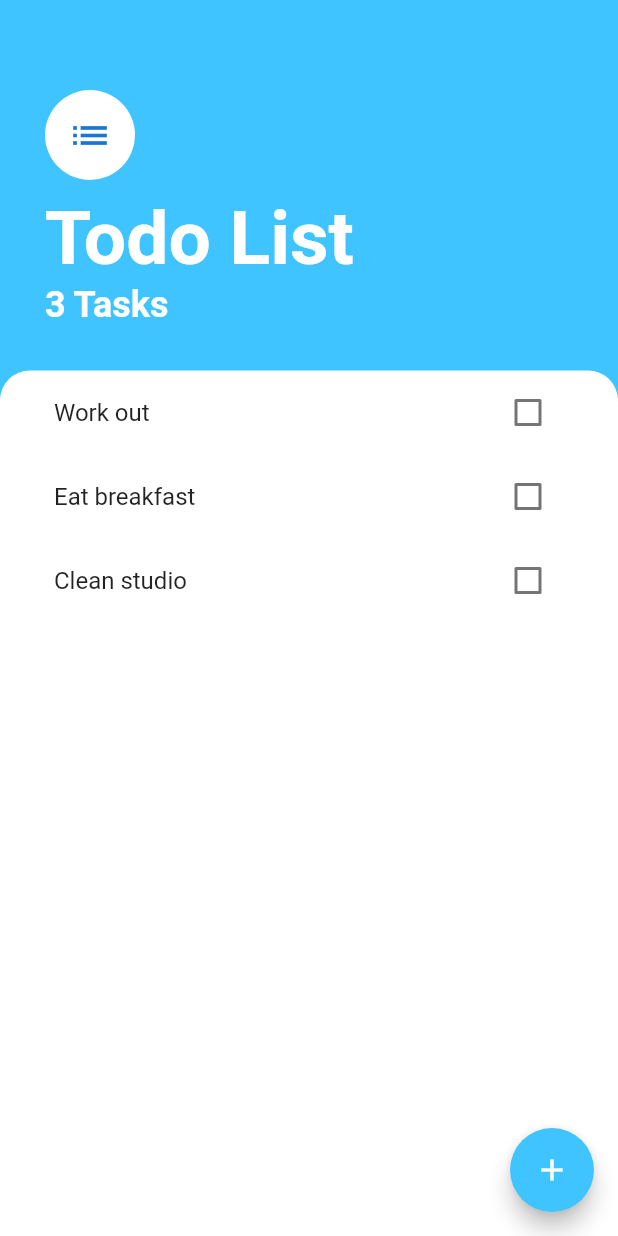
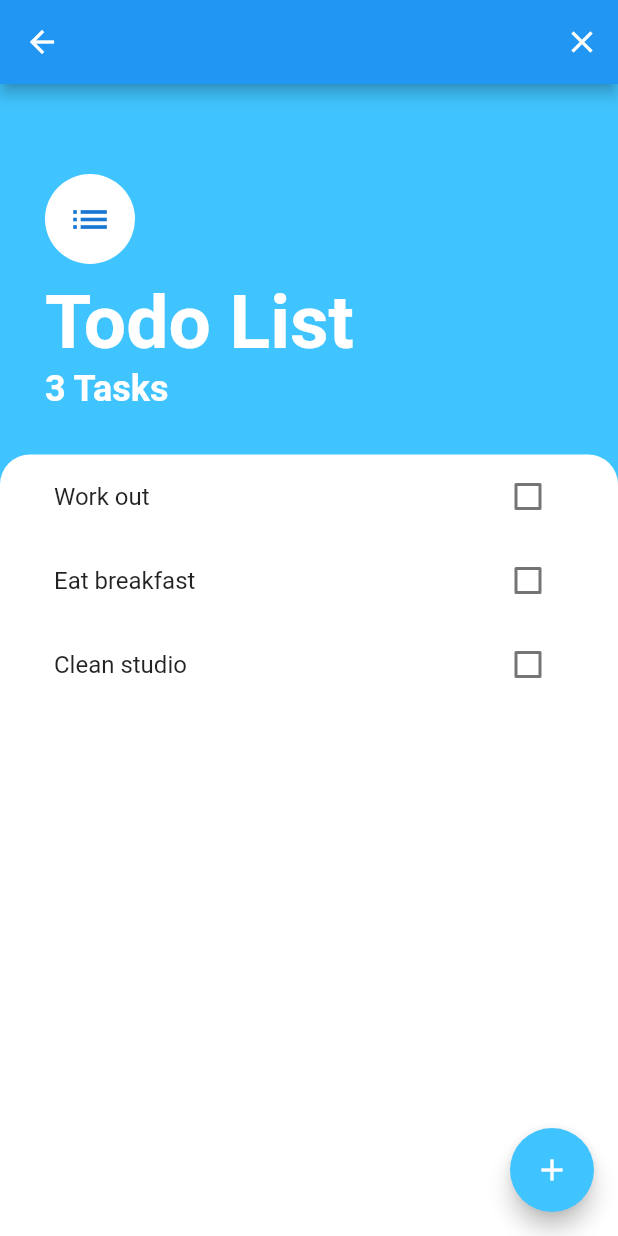
Before and after one commit to derekdotdev/TodoList-Flutter, a Flutter app: the TasksScreen screen opened by its route, on a phone screen of 412 x 824 dp. Run offline on Flutter 3.47's test engine with Material 2 defaults, Android fonts, the phone set to English and light mode, and no system bars; our stand-ins replace cloud_firestore, firebase_auth, firebase_core, modal_progress_hud_nsn; accounts and stored records are empty.

Commit message:
Add user email to task and simultaneously push to firestore while adding task to tasks list.

```diff
--- a/lib/models/task.dart
+++ b/lib/models/task.dart
@@ -1,8 +1,9 @@
 class Task {
   final String name;
+  final String user;
   bool isDone;
 
-  Task({required this.name, this.isDone = false});
+  Task({required this.name, required this.user, this.isDone = false});
 
   void toggleDone() {
     isDone = !isDone;
--- a/lib/models/task_data.dart
+++ b/lib/models/task_data.dart
@@ -1,12 +1,16 @@
+import 'package:cloud_firestore/cloud_firestore.dart';
+
 import 'task.dart';
 import 'dart:collection';
 import 'package:flutter/foundation.dart';
 
+final _firestore = FirebaseFirestore.instance;
+
 class TaskData extends ChangeNotifier {
   final List<Task> _tasks = [
-    Task(name: 'Work out'),
-    Task(name: 'Eat breakfast'),
-    Task(name: 'Clean studio'),
+    Task(name: 'Work out', user: 'derek@derek.com'),
+    Task(name: 'Eat breakfast', user: 'derek@derek.com'),
+    Task(name: 'Clean studio', user: 'derek@derek.com'),
   ];
 
   UnmodifiableListView<Task>? get tasks {
@@ -17,8 +21,13 @@ class TaskData extends ChangeNotifier {
     return _tasks.length;
   }
 
-  void addTask(String newTaskTitle) {
-    final task = Task(name: newTaskTitle);
+  void addTask(String newTaskTitle, String userEmail) {
+    final task = Task(name: newTaskTitle, user: userEmail);
+    _firestore.collection('tasks').add({
+      'sender': task.user,
+      'text': task.name,
+      'timestamp': FieldValue.serverTimestamp(),
+    });
     _tasks.add(task);
     notifyListeners();
   }
--- a/lib/screens/add_task_screen.dart
+++ b/lib/screens/add_task_screen.dart
@@ -1,12 +1,14 @@
 import 'package:flutter/material.dart';
 import 'package:provider/provider.dart';
+import 'package:firebase_auth/firebase_auth.dart';
 import 'package:todo_flutter/models/task_data.dart';
 
 class AddTaskScreen extends StatelessWidget {
   static const String id = '/add-task-screen';
   final Function addTaskCallback;
+  final String? userEmail;
 
-  AddTaskScreen(this.addTaskCallback, {Key? key}) : super(key: key);
+  AddTaskScreen(this.addTaskCallback, this.userEmail);
   String newTaskTitle = '';
 
   @override
@@ -56,7 +58,7 @@ class AddTaskScreen extends StatelessWidget {
                 ),
                 onPressed: () {
                   Provider.of<TaskData>(context, listen: false)
-                      .addTask(newTaskTitle);
+                      .addTask(newTaskTitle, userEmail!);
                   Navigator.pop(context);
                 },
               ),
--- a/lib/screens/tasks_screen.dart
+++ b/lib/screens/tasks_screen.dart
@@ -1,18 +1,61 @@
 import 'package:flutter/material.dart';
 import 'package:provider/provider.dart';
+import 'package:firebase_auth/firebase_auth.dart';
 import 'package:todo_flutter/firebase_options.dart';
 import 'package:todo_flutter/models/task_data.dart';
+import 'package:cloud_firestore/cloud_firestore.dart';
 import 'package:todo_flutter/widgets/tasks_list.dart';
 import 'package:todo_flutter/screens/add_task_screen.dart';
 
-class TasksScreen extends StatelessWidget {
+late User signedInUser;
+
+class TasksScreen extends StatefulWidget {
   static const String id = '/tasks-screen';
 
   const TasksScreen({Key? key}) : super(key: key);
 
   @override
+  State<TasksScreen> createState() => _TasksScreenState();
+}
+
+class _TasksScreenState extends State<TasksScreen> {
+  final _auth = FirebaseAuth.instance;
+  late String taskText;
+  late String userEmail;
+
+  @override
+  void initState() {
+    super.initState();
+    getCurrentUser();
+  }
+
+  void getCurrentUser() async {
+    try {
+      final user = await _auth.currentUser;
+      if (user != null) {
+        signedInUser = user;
+        userEmail = signedInUser.email!;
+      }
+    } catch (e) {
+      print(e);
+    }
+  }
+
+  @override
   Widget build(BuildContext context) {
     return Scaffold(
+      appBar: AppBar(
+        leading: null,
+        actions: <Widget>[
+          IconButton(
+              icon: const Icon(Icons.close),
+              onPressed: () {
+                // Implement logout functionality
+                _auth.signOut();
+                Navigator.pop(context);
+              }),
+        ],
+      ),
       backgroundColor: Colors.lightBlueAccent,
       floatingActionButton: FloatingActionButton(
         backgroundColor: Colors.lightBlueAccent,
@@ -29,6 +72,7 @@ class TasksScreen extends StatelessWidget {
                   (newTaskTitle) {
                     Navigator.pop(context);
                   },
+                  userEmail,
                 ),
               ),
             ),
--- a/lib/widgets/tasks_list.dart
+++ b/lib/widgets/tasks_list.dart
@@ -1,7 +1,11 @@
 import 'package:flutter/material.dart';
 import 'package:provider/provider.dart';
+import 'package:firebase_auth/firebase_auth.dart';
+import 'package:todo_flutter/models/task_data.dart';
 import 'package:todo_flutter/widgets/task_tile.dart';
-import 'package:todo_flutter/models/task_data.dart';
+import 'package:cloud_firestore/cloud_firestore.dart';
+
+final _firestore = FirebaseFirestore.instance;
 
 class TasksList extends StatelessWidget {
   const TasksList({Key? key}) : super(key: key);
@@ -21,6 +25,11 @@ class TasksList extends StatelessWidget {
               },
               longPressCallback: () {
                 taskData.deleteTask(task);
+                // _firestore.collection('tasks').add({
+                //   'sender': signedInUser.email,
+                //   'text': task.name,
+                //   'timestamp': FieldValue.serverTimestamp(),
+                // });
               },
             );
           },
```
